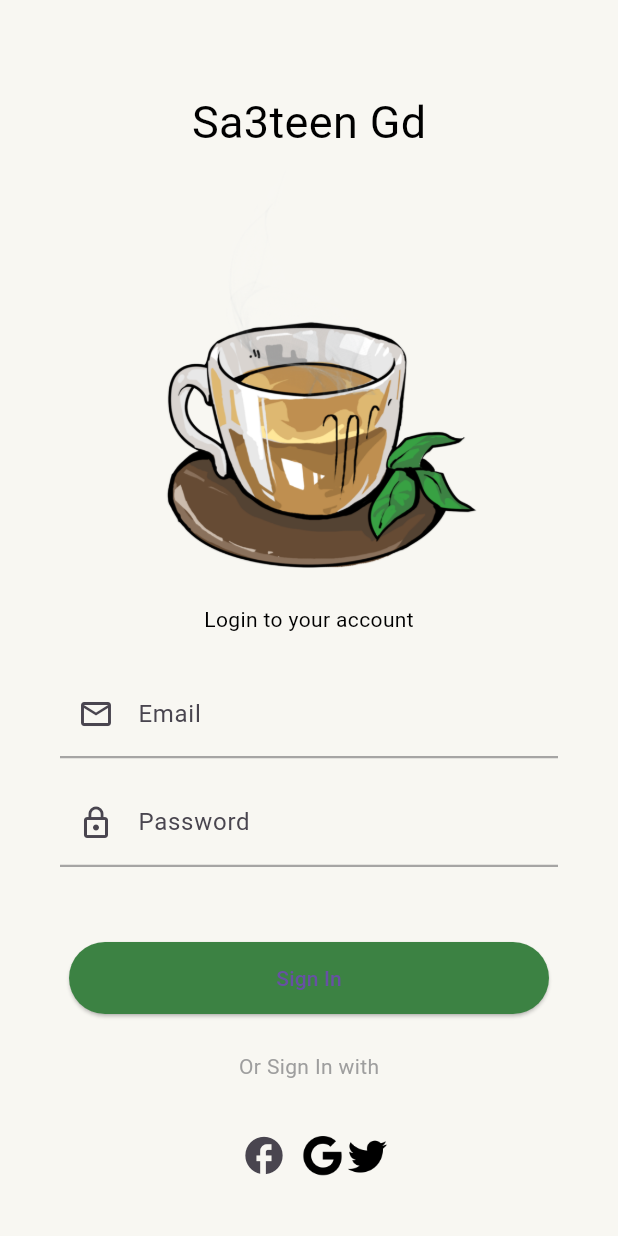
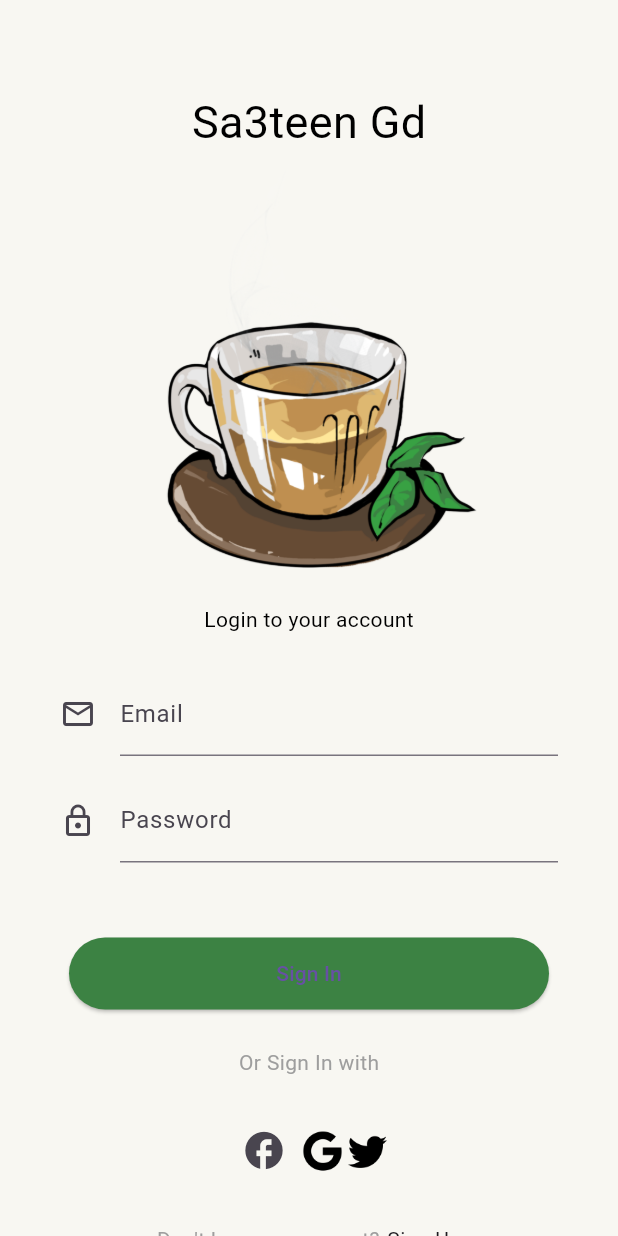
Before and after one commit to HeshamAbedelatty/Gp_Frontend, a Flutter app: the screen it shows after launch, on a phone screen of 412 x 824 dp. Run offline on Flutter 3.47's test engine with Material 3 defaults, Android fonts, the phone set to English and light mode, and no system bars; our stand-ins replace carousel_slider, dio, form_field_validator, video_player.

Commit message:
fixing some warnings and styling in login & signup

```diff
--- a/sa3teen_gd/lib/Pages/loginPage/LoginPage.dart
+++ b/sa3teen_gd/lib/Pages/loginPage/LoginPage.dart
@@ -1,6 +1,8 @@
+// ignore_for_file: avoid_print
 import 'package:flutter/material.dart';
 import 'package:form_field_validator/form_field_validator.dart';
 import 'package:gp_screen/HomePage.dart';
+import 'package:gp_screen/Pages/signUpPage/signUpPage.dart';
 import 'package:gp_screen/widgets/constantsAcrossTheApp/constants.dart';
 import 'package:gp_screen/widgets/signUp_LoginWidgets/UserModel.dart';
 import 'package:gp_screen/widgets/signUp_LoginWidgets/feild.dart';
@@ -69,24 +71,22 @@ class LoginPage extends StatelessWidget {
                   ],
                 ),
                 const SizedBox(height: 25),
-                feild(
+                Feild(
                     text: 'Email',
-                    icon: Icon(Icons.email_outlined),
+                    icon: const Icon(Icons.email_outlined),
                     controller: emailController,
                     fieldValidator: (value) {
                       if (value == null || value.isEmpty) {
                         return 'Please enter your email';
                       } else if (value != null) {
-                        print('hi');
-
                         EmailValidator(
                             errorText: 'Please correct email filled');
                       }
                     }),
                 const SizedBox(height: 15),
-                feild(
+                Feild(
                     text: 'Password',
-                    icon: Icon(Icons.lock_outline),
+                    icon: const Icon(Icons.lock_outline),
                     controller: passwordController,
                     fieldValidator: (value) {
                       if (value == null || value.isEmpty) {
@@ -121,7 +121,7 @@ class LoginPage extends StatelessWidget {
                                 Navigator.push(
                                     context,
                                     MaterialPageRoute(
-                                        builder: (context) => new HomePage()));
+                                        builder: (context) => HomePage()));
                                 return;
                               } else {
                                 print('wrong password try again');
@@ -139,7 +139,7 @@ class LoginPage extends StatelessWidget {
                         },
                         style: ElevatedButton.styleFrom(
                           fixedSize: const Size(320, 48),
-                          primary: const Color(
+                          backgroundColor: const Color(
                               0xFF3C8243), // Hex color code for the button
                           shape: RoundedRectangleBorder(
                             borderRadius: BorderRadius.circular(
@@ -152,13 +152,11 @@ class LoginPage extends StatelessWidget {
                   ],
                 ),
                 const SizedBox(height: 25),
-                Row(
+                const Row(
                   mainAxisAlignment: MainAxisAlignment.center,
                   children: [
-                    Container(
-                      child: const Text('Or Sign In with',
-                          style: TextStyle(color: Colors.grey)),
-                    ),
+                    Text('Or Sign In with',
+                        style: TextStyle(color: Colors.grey)),
                   ],
                 ),
                 const SizedBox(
@@ -199,8 +197,8 @@ class LoginPage extends StatelessWidget {
                     const SizedBox(width: 5),
                     GestureDetector(
                         onTap: () {
-                          var signUpPage;
-                          Navigator.pushNamed(context, signUpPage.id);
+                          //var signUpPage;
+                          Navigator.pushNamed(context, SignUpPage.id);
                         },
                         child: const Text("Sign Up")),
                   ],
--- a/sa3teen_gd/lib/Pages/signUpPage/signUpPage.dart
+++ b/sa3teen_gd/lib/Pages/signUpPage/signUpPage.dart
@@ -4,21 +4,19 @@ import 'package:gp_screen/Pages/loginPage/LoginPage.dart';
 import 'package:gp_screen/widgets/constantsAcrossTheApp/constants.dart';
 import 'package:gp_screen/widgets/signUp_LoginWidgets/UserModel.dart';
 import 'package:gp_screen/widgets/signUp_LoginWidgets/feild.dart';
-// import 'package:sa3teen_gd/Pages/loginPage/LoginPage.dart';
-// import 'package:sa3teen_gd/widgets/signUp_LoginWidgets/UserModel.dart';
-// import 'package:sa3teen_gd/widgets/constantsAcrossTheApp/constants.dart';
-// import 'package:sa3teen_gd/widgets/signUp_LoginWidgets/feild.dart';
 
-class signUpPage extends StatefulWidget {
-  signUpPage();
+class SignUpPage extends StatefulWidget {
+  const SignUpPage({super.key});
 
+  // static String id = "SignUpPage";
   static String id = "SignUpPage";
 
   @override
-  _signUpPageState createState() => _signUpPageState();
+  // ignore: library_private_types_in_public_api
+  _SignUpPageState createState() => _SignUpPageState();
 }
 
-class _signUpPageState extends State<signUpPage> {
+class _SignUpPageState extends State<SignUpPage> {
   @override
   GlobalKey<FormState> formkey = GlobalKey();
   final GlobalKey<ScaffoldState> scaffoldKey = GlobalKey<ScaffoldState>();
@@ -54,7 +52,7 @@ class _signUpPageState extends State<signUpPage> {
                 ],
               ),
               const SizedBox(height: 25),
-              feild(
+              Feild(
                   text: 'First Name',
                   icon: const Icon(Icons.person_2_outlined),
                   controller: firstNameController,
@@ -64,7 +62,7 @@ class _signUpPageState extends State<signUpPage> {
                     }
                   }),
               const SizedBox(height: 15),
-              feild(
+              Feild(
                   text: 'Last Name',
                   icon: const Icon(Icons.person_2_outlined),
                   controller: lastNameController,
@@ -74,7 +72,7 @@ class _signUpPageState extends State<signUpPage> {
                     }
                   }),
               const SizedBox(height: 15),
-              feild(
+              Feild(
                   text: 'Email',
                   icon: const Icon(Icons.email_outlined),
                   controller: emailController,
@@ -88,7 +86,7 @@ class _signUpPageState extends State<signUpPage> {
                     }
                   }),
               const SizedBox(height: 15),
-              feild(
+              Feild(
                   text: 'Phone Number',
                   icon: const Icon(Icons.phone),
                   controller: phoneNumberController,
@@ -98,7 +96,7 @@ class _signUpPageState extends State<signUpPage> {
                     }
                   }),
               const SizedBox(height: 15),
-              feild(
+              Feild(
                   text: 'Password',
                   icon: const Icon(Icons.lock_outline),
                   controller: passwordController,
@@ -111,7 +109,7 @@ class _signUpPageState extends State<signUpPage> {
                     }
                   }),
               const SizedBox(height: 15),
-              feild(
+              Feild(
                   text: 'Confirm Password',
                   icon: const Icon(Icons.password_outlined),
                   controller: confirmPasswordController,
@@ -167,8 +165,8 @@ class _signUpPageState extends State<signUpPage> {
                           }
                           Navigator.push(
                               context,
-                               MaterialPageRoute(
-                                  builder: (context) => new LoginPage()));
+                              MaterialPageRoute(
+                                  builder: (context) => LoginPage()));
                           print('User registered successfully');
                         } else {
                           // show error message
--- a/sa3teen_gd/lib/main.dart
+++ b/sa3teen_gd/lib/main.dart
@@ -1,18 +1,16 @@
 import 'package:dio/dio.dart';
 import 'package:flutter/material.dart';
-import 'package:gp_screen/HomePage.dart';
-import 'package:gp_screen/Pages/fakeHomePage/homePage.dart';
 import 'package:gp_screen/Pages/loginPage/LoginPage.dart';
 import 'package:gp_screen/Pages/signUpPage/signUpPage.dart';
 import 'package:gp_screen/widgets/signUp_LoginWidgets/UserModel.dart';
-import 'package:hive_flutter/adapters.dart';
+//import 'package:hive_flutter/adapters.dart';
 
 void main() async {
   // await Hive.initFlutter();
   // await Hive.openBox(ktask);
   // getHttp();
+
 //stored data
-
   addUser('salma', 'mourad', 'salma', '01159228572', '111', '111');
   addUser('hala', 'gamal', 'hala', '0', '222', '222');
   addUser('hesham', 'ahmed', 'hesham', '1', '333', '333');
@@ -38,12 +36,10 @@ class sa3teenGd extends StatelessWidget {
     return MaterialApp(
       routes: {
         LoginPage.id: (context) => LoginPage(),
-        signUpPage.id: (context) => signUpPage(),
+        SignUpPage.id: (context) => const SignUpPage(),
         //HomePage.id:(context) => HomePage(),
       },
       initialRoute: LoginPage.id,
-
-      //initialRoute: LoginPage.id,
       debugShowCheckedModeBanner: false,
     );
   }
--- a/sa3teen_gd/lib/widgets/constantsAcrossTheApp/constants.dart
+++ b/sa3teen_gd/lib/widgets/constantsAcrossTheApp/constants.dart
@@ -1,9 +1,10 @@
+// ignore_for_file: non_constant_identifier_names
 import 'package:flutter/material.dart';
 import 'package:gp_screen/widgets/signUp_LoginWidgets/UserModel.dart';
 
-Color KPrimaryColour = Color.fromARGB(255, 248, 247, 242);
-Color KPrimaryColourGreen = Color(0xFF3C8243);
-Color KPrimaryColourBrown = Color(0xFFA17740);
+Color KPrimaryColour = const Color.fromARGB(255, 248, 247, 242);
+Color KPrimaryColourGreen = const Color(0xFF3C8243);
+Color KPrimaryColourBrown = const Color(0xFFA17740);
 String ktask = "task";
 TextEditingController firstNameController = TextEditingController();
 TextEditingController lastNameController = TextEditingController();
@@ -12,7 +13,6 @@ TextEditingController phoneNumberController = TextEditingController();
 TextEditingController passwordController = TextEditingController();
 TextEditingController confirmPasswordController = TextEditingController();
 
-
 TextEditingController taskNameController = TextEditingController();
 TextEditingController idController = TextEditingController();
 TextEditingController dateController = TextEditingController();
@@ -20,8 +20,6 @@ TextEditingController priorityController = TextEditingController();
 
 TextEditingController colorController = TextEditingController();
 TextEditingController isDoneController = TextEditingController();
-
-
 
 // List to store user data
 List<UserModel> users = [];
--- a/sa3teen_gd/lib/widgets/signUp_LoginWidgets/feild.dart
+++ b/sa3teen_gd/lib/widgets/signUp_LoginWidgets/feild.dart
@@ -1,9 +1,13 @@
 import 'package:flutter/material.dart';
+// ignore: implementation_imports
 import 'package:flutter/src/widgets/form.dart' as r;
+import 'package:gp_screen/widgets/constantsAcrossTheApp/constants.dart';
 
-class feild extends StatelessWidget {
-  feild(
-      {required this.text,
+// ignore: must_be_immutable
+class Feild extends StatelessWidget {
+  Feild(
+      {super.key,
+      required this.text,
       required this.icon,
       this.controller,
       this.fieldValidator});
@@ -16,25 +20,22 @@ class feild extends StatelessWidget {
   @override
   Widget build(BuildContext context) {
     return Container(
-      margin: EdgeInsets.only(left: 40, right: 40),
-      decoration: const BoxDecoration(
-        border: Border(
-          bottom: BorderSide(
-            color: Color(0xFFA6A5A4), //color for the bottom border
-            width: 1.5, // Adjust the width
-          ),
-        ),
-      ),
+      margin: const EdgeInsets.only(left: 40, right: 40),
       child: Column(
         children: [
           // Image.asset('lib/assets/icons/user.png'),
-
           TextFormField(
             controller: controller,
             decoration: InputDecoration(
-              prefixIcon: icon, // User icon on the left
+              focusColor: KPrimaryColourGreen,
+              icon: icon, // User icon on the left
               labelText: text,
-              border: InputBorder.none, // Remove the default border
+              border: const UnderlineInputBorder(
+                borderSide: BorderSide(color: Color(0xFFA6A5A4), width: 1.5),
+              ), // InputBorder.none, // Remove the default border
+              // focusedBorder: const UnderlineInputBorder(
+              //   borderSide: BorderSide(color: Color(0xFF3C8243), width: 1.5),
+              // ),
             ),
             validator: fieldValidator,
           ),
```
